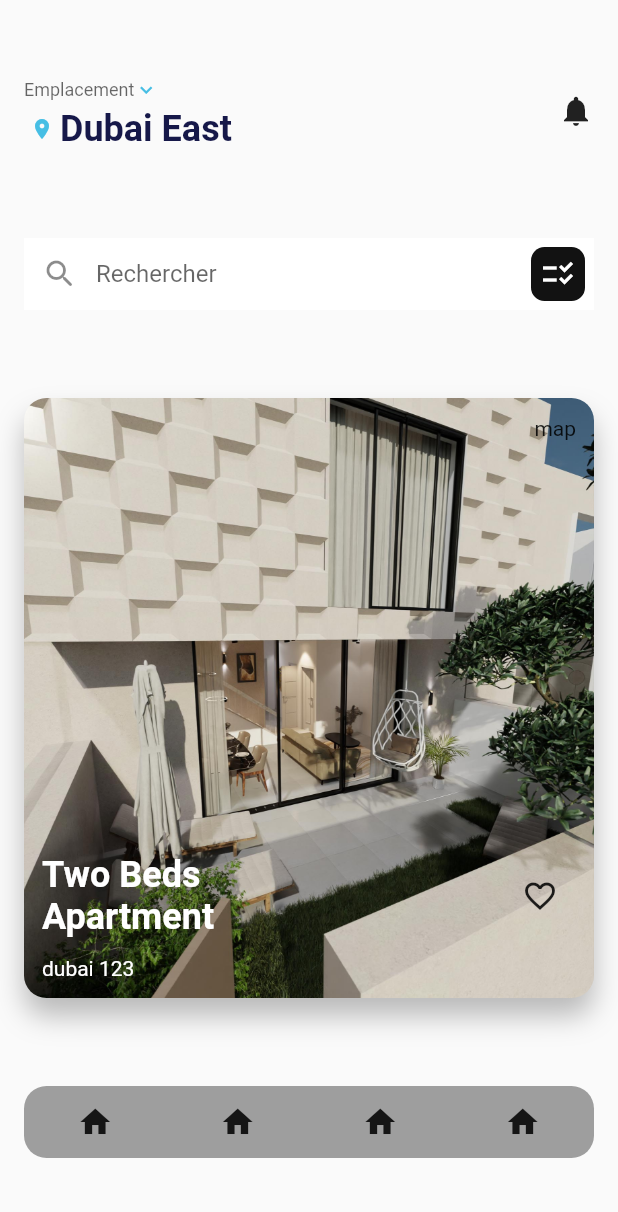
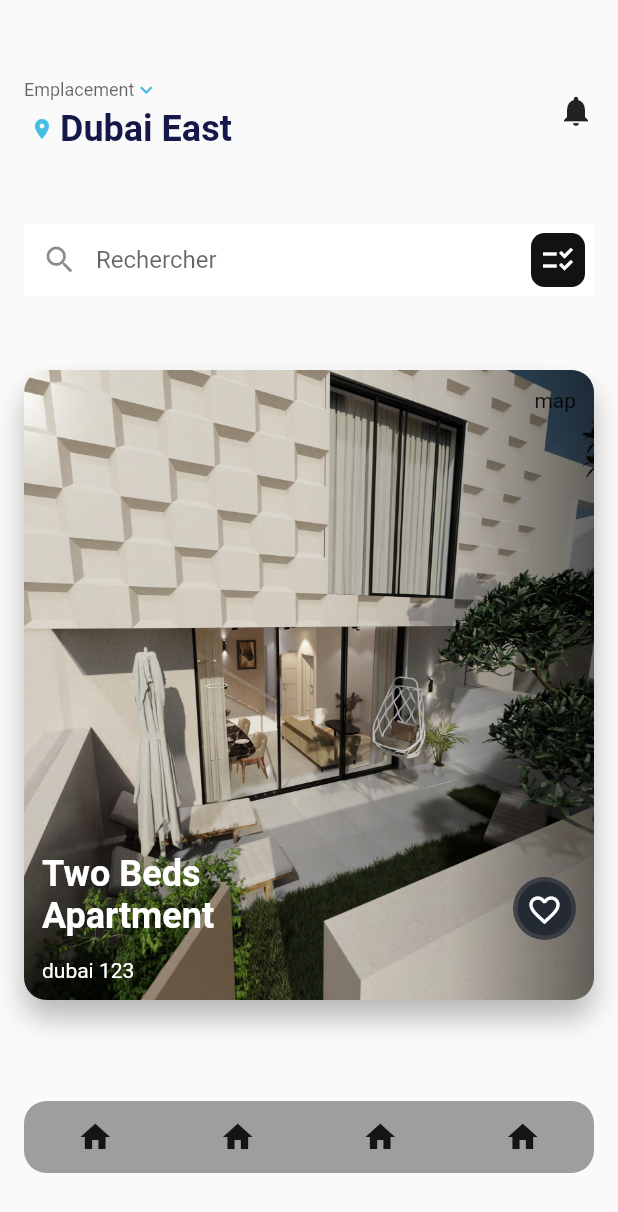
Before and after one commit to kingsleyym/rerer, a Flutter app: the screen it shows after launch, on a phone screen of 412 x 824 dp. Shown: the top 1212 px of the screen. Run offline on Flutter 3.47's test engine with Material 2 defaults, Android fonts, the phone set to English and light mode, and no system bars.

Commit message:
nre pages

```diff
--- a/lib/Pages/homepage.dart
+++ b/lib/Pages/homepage.dart
@@ -16,9 +16,9 @@ class _HomePageState extends State<HomePage> {
   Widget build(BuildContext context) {
     return Scaffold(
       body: SingleChildScrollView(
-        padding: EdgeInsets.fromLTRB(16, 48, 16, 48),
+        padding: EdgeInsets.fromLTRB(16, 48, 16, 0),
         child: Container(
-          height: MediaQuery.of(context).size.height - 100,
+          height: MediaQuery.of(context).size.height - 90,
           child: Column(
             crossAxisAlignment: CrossAxisAlignment.stretch,
             children: [
@@ -62,7 +62,9 @@ Widget _header() {
 }
 
 Widget _navbar() {
-  return Container(
+  return Padding(
+    padding: const EdgeInsets.only(top: 18.0),
+    child: Container(
       decoration: BoxDecoration(
         borderRadius: BorderRadius.circular(15),
         color: Colors.grey,
@@ -88,5 +90,6 @@ Widget _navbar() {
           ),
         ],
       ),
+    ),
   );
 }
--- /dev/null
+++ b/lib/widget/favorite_button.dart
@@ -0,0 +1,50 @@
+import 'package:flutter/material.dart';
+import 'package:hayan_app/themes/app_theme.dart';
+import 'package:hayan_app/widget/search_bar.dart';
+
+class FavoriteButton extends StatelessWidget {
+  final VoidCallback? onpressed;
+  const FavoriteButton(
+      {Key? key, this.onpressed, required Null Function() onPressed})
+      : super(key: key);
+
+  @override
+  Widget build(BuildContext context) {
+    return Container(
+      child: Material(
+        borderRadius: BorderRadius.circular(50),
+        clipBehavior: Clip.antiAlias,
+        color: AppTheme.palette.buttonOverlayBorder,
+        child: Stack(
+          alignment: Alignment.center,
+          children: [
+            Container(
+              height: 36,
+              width: 36,
+              decoration: BoxDecoration(
+                  color: AppTheme.palette.inputTextField,
+                  borderRadius: BorderRadius.circular(50)),
+            ),
+            Container(
+              height: 42,
+              width: 42,
+              child: Material(
+                color: Colors.transparent,
+                child: InkWell(
+                  onTap: onPressed,
+                  child: Container(
+                    padding: EdgeInsets.only(top: 2),
+                    child: Icon(
+                      Icons.favorite_outline_outlined,
+                      color: AppTheme.palette.secondaryColor,
+                    ),
+                  ),
+                ),
+              ),
+            )
+          ],
+        ),
+      ),
+    );
+  }
+}
--- a/lib/widget/site_card.dart
+++ b/lib/widget/site_card.dart
@@ -1,5 +1,7 @@
 import 'package:flutter/material.dart';
 import 'package:hayan_app/themes/app_theme.dart';
+import 'package:hayan_app/widget/favorite_button.dart';
+import 'favorite_button.dart';
 
 class SiteCard extends StatelessWidget {
   final ImageProvider<Object> image;
@@ -15,8 +17,7 @@ class SiteCard extends StatelessWidget {
   @override
   Widget build(BuildContext context) {
     return Container(
-      height: 400,
-      padding: EdgeInsets.all(12),
+        height: 420,
         decoration: BoxDecoration(
           image: DecorationImage(
             image: image,
@@ -30,6 +31,21 @@ class SiteCard extends StatelessWidget {
               color: Colors.black26,
             )
           ],
+        ),
+        child: Container(
+          height: 400,
+          padding: EdgeInsets.all(12),
+          decoration: BoxDecoration(
+            gradient: LinearGradient(colors: [
+              Colors.transparent,
+              Colors.black12,
+              Colors.black54,
+            ], stops: [
+              0.5,
+              0.75,
+              1
+            ]),
+            borderRadius: BorderRadius.circular(15),
           ),
           child: Column(
             crossAxisAlignment: CrossAxisAlignment.start,
@@ -50,9 +66,11 @@ class SiteCard extends StatelessWidget {
                     ),
                   ),
                   Spacer(),
-              IconButton(
+                  Padding(
+                    padding: const EdgeInsets.only(top: 18.0),
+                    child: FavoriteButton(
                       onPressed: () {},
-                icon: Icon(Icons.favorite_outline),
+                    ),
                   )
                 ],
               ),
@@ -65,6 +83,6 @@ class SiteCard extends StatelessWidget {
               ),
             ],
           ),
-    );
+        ));
   }
 }
```
Lines whose indentation alone changed are shown as unchanged.
